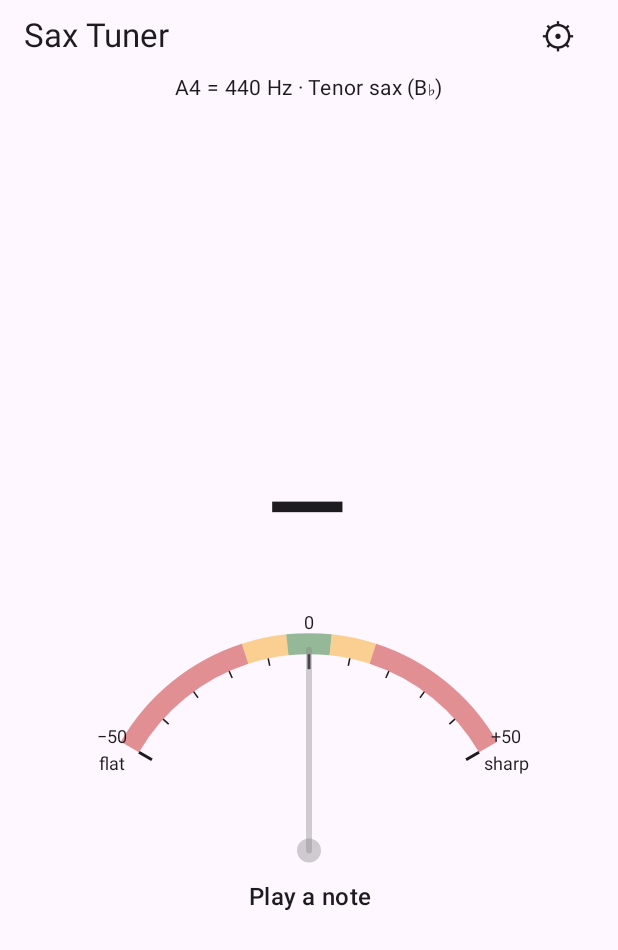
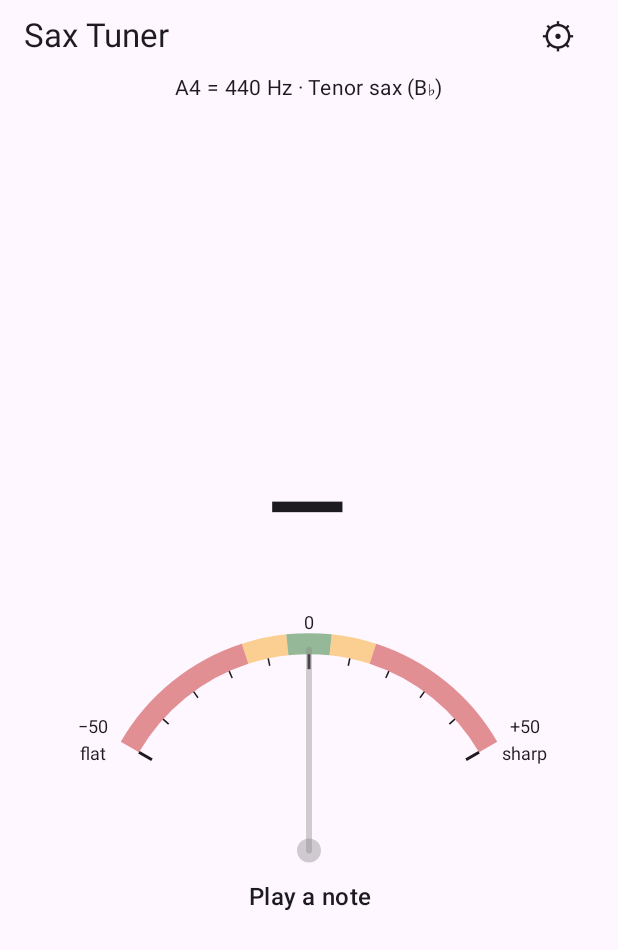
Before and after one commit to bst/tunetheworld, an Android app built with Jetpack Compose: the screen it shows after launch (MainActivity), on a phone screen of 412 x 824 dp. Shown: the top 950 px of the screen. Run offline under Robolectric (Android 15) with nearby library versions, the phone set to English and light mode, and no system bars.

Commit message:
Phase 8: emulator verification, gauge label spacing, remove debug log
Co-Authored-By: Claude Sonnet 5.5 <noreply@anthropic.com>

```diff
--- a/app/src/main/java/de/example/saxtuner/ui/NeedleGauge.kt
+++ b/app/src/main/java/de/example/saxtuner/ui/NeedleGauge.kt
@@ -100,16 +100,17 @@ fun NeedleGauge(percent: Float?, modifier: Modifier = Modifier) {
         }
 
         // Labels outside the arc
-        fun label(text: String, p: Int, dy: Float = 0f) {
+        fun label(text: String, p: Int, dy: Float = 0f, extra: Float = 0f) {
             val layout = measurer.measure(text, labelStyle)
-            val at = point(CENTER_ANGLE + p * DEGREES_PER_PERCENT, radius + 14.dp.toPx())
+            val at = point(CENTER_ANGLE + p * DEGREES_PER_PERCENT, radius + 14.dp.toPx() + extra)
             drawText(layout, topLeft = Offset(at.x - layout.size.width / 2f, at.y - layout.size.height / 2f + dy))
         }
-        label(minusFifty, -50)
+        // End labels sit further out so they do not touch the arc
+        label(minusFifty, -50, extra = 14.dp.toPx())
         label(zero, 0)
-        label(plusFifty, 50)
-        label(tooLow, -50, dy = 18.dp.toPx())
-        label(tooHigh, 50, dy = 18.dp.toPx())
+        label(plusFifty, 50, extra = 14.dp.toPx())
+        label(tooLow, -50, dy = 18.dp.toPx(), extra = 14.dp.toPx())
+        label(tooHigh, 50, dy = 18.dp.toPx(), extra = 14.dp.toPx())
 
         // Needle
         val tip = point(CENTER_ANGLE + animated * DEGREES_PER_PERCENT, radius - 4.dp.toPx())
```
Also changed, not shown: 1 other file.
